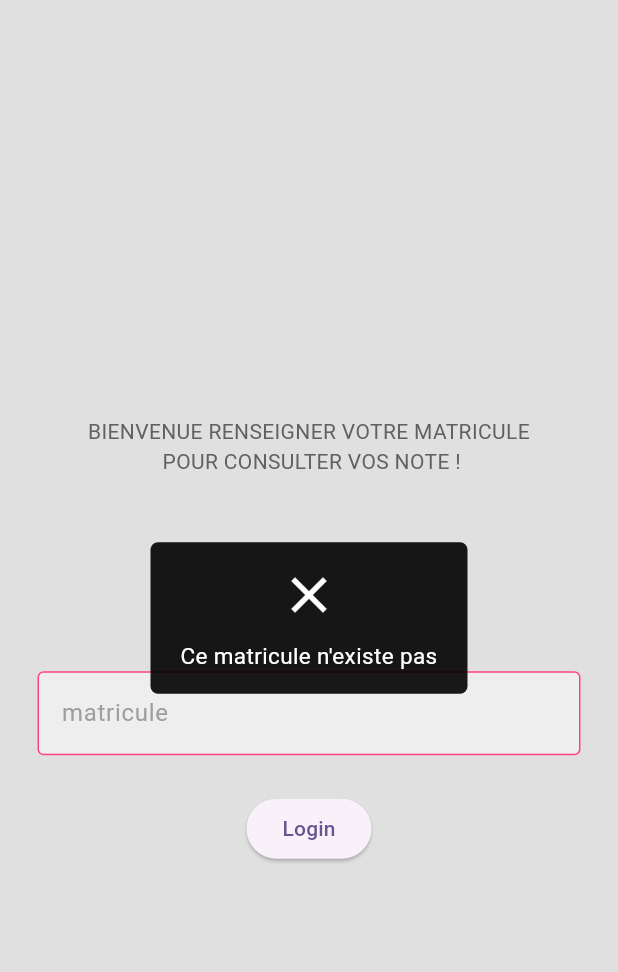
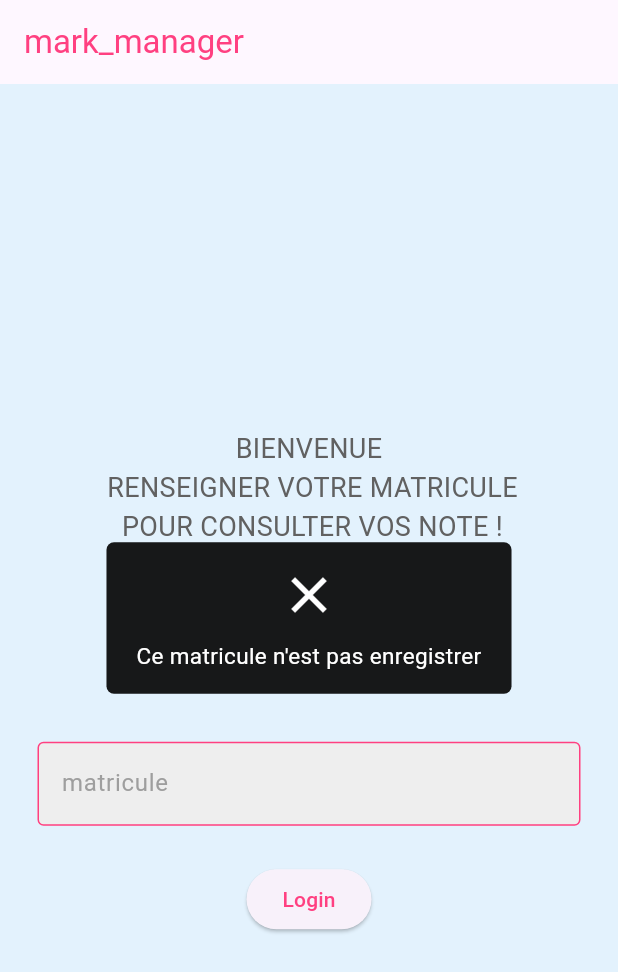
Before and after one commit to geekers-donald237/mark_manager, a Flutter app: the screen it shows after launch, after a tap on "Login", on a phone screen of 412 x 824 dp. Shown: the top 972 px of the screen. Run offline on Flutter 3.47's test engine with Material 2 defaults, Android fonts, the phone set to English and light mode, and no system bars; our stand-ins replace cloud_firestore, firebase_core, flutter_easyloading; accounts and stored records are empty.

Commit message:
studen login with easyloading ok

```diff
--- a/lib/auth/logintest.dart
+++ b/lib/auth/logintest.dart
@@ -41,7 +41,13 @@ class _LoginPageState extends State<LoginPage> {
   @override
   Widget build(BuildContext context) {
     return Scaffold(
-      backgroundColor: Colors.grey[300],
+      appBar: AppBar(
+        automaticallyImplyLeading: true,
+        title: Text("mark_manager",
+                    style: TextStyle(color: Colors.pinkAccent),textAlign:  TextAlign.center,
+                    ),
+      ),
+      backgroundColor: Colors.blue[50],
       // appBar:
       body: SafeArea(
         child: Center(
@@ -53,10 +59,10 @@ class _LoginPageState extends State<LoginPage> {
 
                 // welcome back, you've been missed!
                 Text(
-                  'BIENVENUE RENSEIGNER VOTRE MATRICULE \n POUR CONSULTER VOS NOTE !',
+                  'BIENVENUE \n RENSEIGNER VOTRE MATRICULE \n POUR CONSULTER VOS NOTE !',
                   style: TextStyle(
                     color: Colors.grey[700],
-                    fontSize: 14,
+                    fontSize: 18,
                   ),
                   textAlign: TextAlign.center,
                 ),
@@ -85,7 +91,7 @@ class _LoginPageState extends State<LoginPage> {
                       String documentName = controller.text;
                       if(documentName.length <7 || documentName.length >7 )
                       {
-                        EasyLoading.showError('Entrez un matricule valide');
+                        EasyLoading.showError('Entrez un matricule valide',duration: Duration(seconds: 3),);
                       }
                       EasyLoading.showProgress(0.3, status: 'checking...');
                       bool documentExists = await doesDocumentExist(documentName);
@@ -100,11 +106,13 @@ class _LoginPageState extends State<LoginPage> {
                         EasyLoading.showSuccess('Great Success!\nTu est bien enregistrer');
 
                       } else {
-                        EasyLoading.showError('Ce matricule n\'existe pas');
+                        EasyLoading.showError('Ce matricule n\'est pas enregistrer');
 
                       }
                     },
-                  child: Text('Login'),
+                  child: Text('Login',
+                              style: TextStyle(color: Colors.pinkAccent ),
+                          ),
                 ),
 
 
--- a/lib/main.dart
+++ b/lib/main.dart
@@ -17,6 +17,7 @@ class MyApp extends StatelessWidget {
   @override
   Widget build(BuildContext context) {
     return MaterialApp(
+      debugShowCheckedModeBanner: false,
       title: 'Flutter Demo',
       theme: ThemeData(
         // This is the theme of your application.
```
